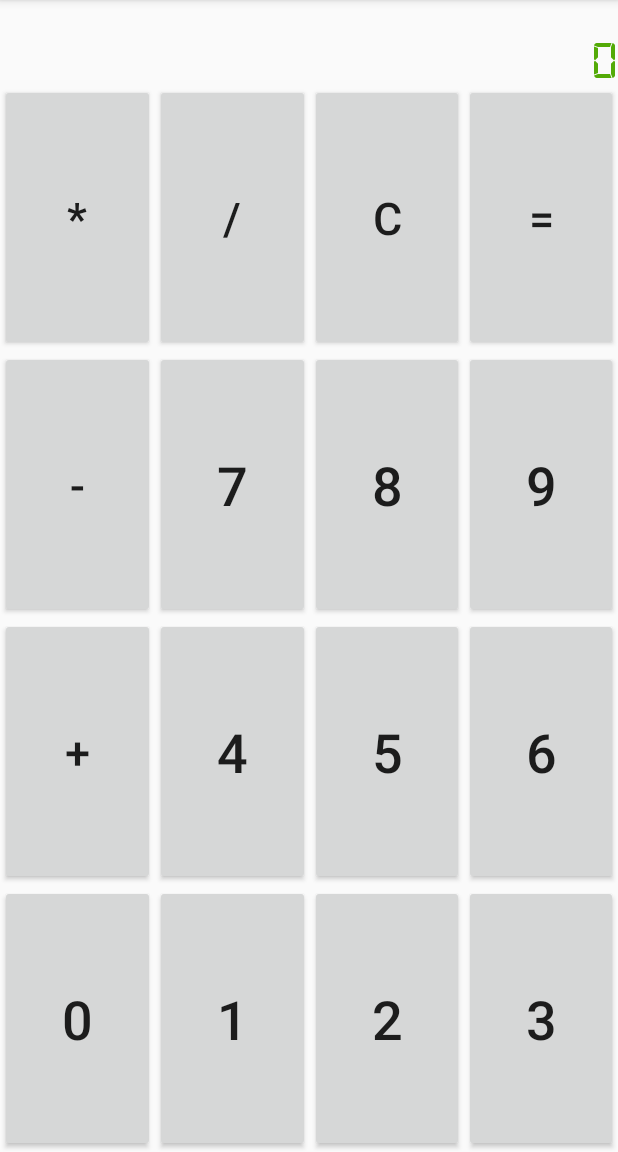
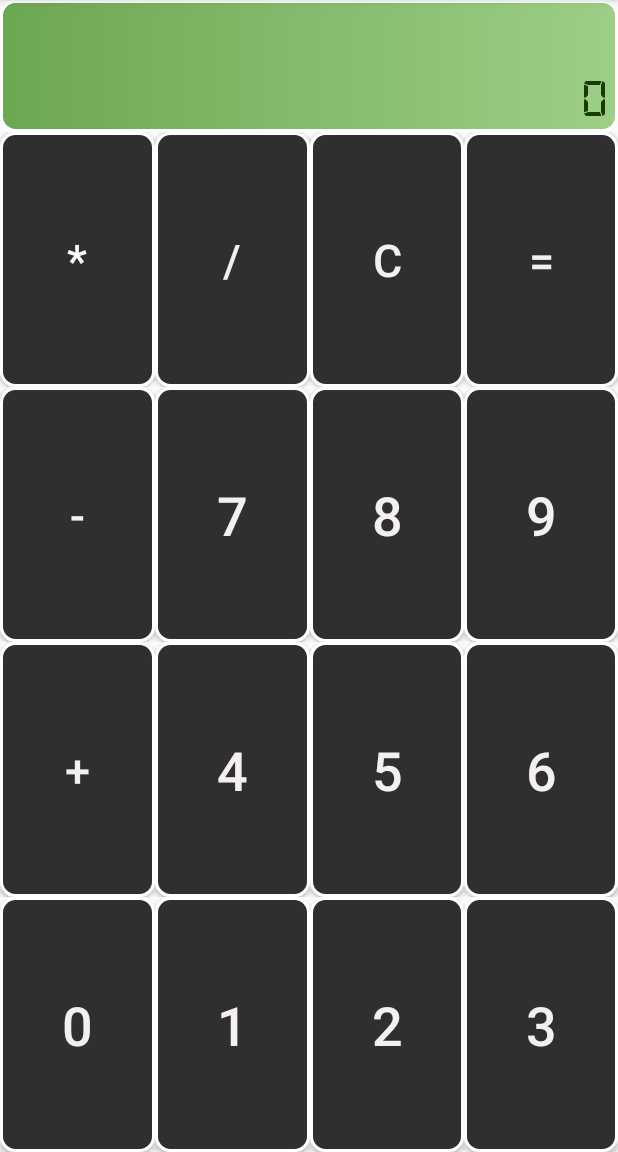
Before and after one commit to Shailesh1297/android-class, an Android app: the Calculator screen opened directly, with no data from a screen before it, on a phone screen of 412 x 824 dp, the part 84-1236 px from its top. Run offline under Robolectric (Android 15) with nearby library versions, the phone set to English and light mode, and no system bars.

Commit message:
designed screen & buttons of calculator

```diff
--- /dev/null
+++ b/app/src/main/res/drawable/calc_button.xml
@@ -0,0 +1,20 @@
+<?xml version="1.0" encoding="utf-8"?>
+<shape xmlns:android="http://schemas.android.com/apk/res/android"
+    android:shape="rectangle">
+
+    <gradient
+        android:startColor="@color/colorMatte"
+        android:endColor="@color/colorMatte"/>
+    <padding
+        android:bottom="7dp"
+        android:left="7dp"
+        android:right="7dp"
+        android:top="7dp"/>
+    <stroke
+        android:width="2dp"
+        android:color="#FFF"/>
+
+    <corners
+        android:radius="9dp"/>
+
+</shape>
--- /dev/null
+++ b/app/src/main/res/drawable/calculator_screen.xml
@@ -0,0 +1,20 @@
+<?xml version="1.0" encoding="utf-8"?>
+<shape xmlns:android="http://schemas.android.com/apk/res/android"
+    android:shape="rectangle">
+
+    <gradient
+        android:startColor="#6ca752"
+        android:endColor=" #9dcf87"/>
+    <padding
+        android:bottom="7dp"
+        android:left="7dp"
+        android:right="7dp"
+        android:top="7dp"/>
+    <stroke
+        android:width="2dp"
+        android:color="#FFF"/>
+
+    <corners
+        android:radius="9dp"/>
+
+</shape>
--- a/app/src/main/res/layout/activity_calculator.xml
+++ b/app/src/main/res/layout/activity_calculator.xml
@@ -13,12 +13,13 @@
     <TextView
         android:id="@+id/calcscreen"
         android:layout_width="match_parent"
-        android:layout_height="56dp"
+        android:layout_height="88dp"
         android:layout_gravity="end"
+        android:background="@drawable/calculator_screen"
         android:fontFamily="monospace"
         android:gravity="bottom"
         android:text="@string/but_0"
-        android:textColor="#53AA07"
+        android:textColor="#193A02"
         android:textDirection="rtl"
         android:textSize="36sp"
         android:textStyle="bold"
--- a/app/src/main/res/layout/calculator_buttons.xml
+++ b/app/src/main/res/layout/calculator_buttons.xml
@@ -13,7 +13,9 @@
             android:layout_width="match_parent"
             android:layout_height="match_parent"
             android:layout_weight="1"
+            android:background="@drawable/calc_button"
             android:text="@string/but_mul"
+            android:textColor="#FCF9F9"
             android:textSize="30sp" />
 
         <Button
@@ -21,7 +23,9 @@
             android:layout_width="match_parent"
             android:layout_height="match_parent"
             android:layout_weight="1"
+            android:background="@drawable/calc_button"
             android:text="@string/but_div"
+            android:textColor="#F5F0F0"
             android:textSize="30sp" />
 
         <Button
@@ -29,7 +33,9 @@
             android:layout_width="match_parent"
             android:layout_height="match_parent"
             android:layout_weight="1"
+            android:background="@drawable/calc_button"
             android:text="@string/but_clear"
+            android:textColor="#F5F0F0"
             android:textSize="30sp" />
 
         <Button
@@ -37,7 +43,9 @@
             android:layout_width="match_parent"
             android:layout_height="match_parent"
             android:layout_weight="1"
+            android:background="@drawable/calc_button"
             android:text="@string/but_equal"
+            android:textColor="#F5F0F0"
             android:textSize="30sp" />
     </LinearLayout>
 
@@ -51,7 +59,9 @@
             android:layout_width="match_parent"
             android:layout_height="match_parent"
             android:layout_weight="1"
+            android:background="@drawable/calc_button"
             android:text="@string/but_sub"
+            android:textColor="#F5F0F0"
             android:textSize="30sp" />
 
         <Button
@@ -59,7 +69,9 @@
             android:layout_width="match_parent"
             android:layout_height="match_parent"
             android:layout_weight="1"
+            android:background="@drawable/calc_button"
             android:text="@string/but_7"
+            android:textColor="#F5F0F0"
             android:textSize="36sp" />
 
         <Button
@@ -67,7 +79,9 @@
             android:layout_width="match_parent"
             android:layout_height="match_parent"
             android:layout_weight="1"
+            android:background="@drawable/calc_button"
             android:text="@string/but_8"
+            android:textColor="#F5F0F0"
             android:textSize="36sp" />
 
         <Button
@@ -75,7 +89,9 @@
             android:layout_width="match_parent"
             android:layout_height="match_parent"
             android:layout_weight="1"
+            android:background="@drawable/calc_button"
             android:text="@string/but_9"
+            android:textColor="#F5F0F0"
             android:textSize="36sp" />
     </LinearLayout>
 
@@ -89,7 +105,9 @@
             android:layout_width="match_parent"
             android:layout_height="match_parent"
             android:layout_weight="1"
+            android:background="@drawable/calc_button"
             android:text="@string/but_add"
+            android:textColor="#F5F0F0"
             android:textSize="30sp" />
 
         <Button
@@ -97,7 +115,9 @@
             android:layout_width="match_parent"
             android:layout_height="match_parent"
             android:layout_weight="1"
+            android:background="@drawable/calc_button"
             android:text="@string/but_4"
+            android:textColor="#F5F0F0"
             android:textSize="36sp" />
 
         <Button
@@ -105,7 +125,9 @@
             android:layout_width="match_parent"
             android:layout_height="match_parent"
             android:layout_weight="1"
+            android:background="@drawable/calc_button"
             android:text="@string/but_5"
+            android:textColor="#F5F0F0"
             android:textSize="36sp" />
 
         <Button
@@ -114,7 +136,9 @@
             android:layout_height="match_parent"
             android:layout_weight="1"
 
+            android:background="@drawable/calc_button"
             android:text="@string/but_6"
+            android:textColor="#F5F0F0"
             android:textSize="36sp" />
     </LinearLayout>
     <LinearLayout
@@ -127,7 +151,9 @@
             android:layout_width="match_parent"
             android:layout_height="match_parent"
             android:layout_weight="1"
+            android:background="@drawable/calc_button"
             android:text="@string/but_0"
+            android:textColor="#F5F0F0"
             android:textSize="36sp" />
 
         <Button
@@ -135,7 +161,9 @@
             android:layout_width="match_parent"
             android:layout_height="match_parent"
             android:layout_weight="1"
+            android:background="@drawable/calc_button"
             android:text="@string/but_1"
+            android:textColor="#F5F0F0"
             android:textSize="36sp" />
 
         <Button
@@ -143,7 +171,9 @@
             android:layout_width="match_parent"
             android:layout_height="match_parent"
             android:layout_weight="1"
+            android:background="@drawable/calc_button"
             android:text="@string/but_2"
+            android:textColor="#F5F0F0"
             android:textSize="36sp" />
 
         <Button
@@ -151,7 +181,9 @@
             android:layout_width="match_parent"
             android:layout_height="match_parent"
             android:layout_weight="1"
+            android:background="@drawable/calc_button"
             android:text="@string/but_3"
+            android:textColor="#F5F0F0"
             android:textSize="36sp" />
     </LinearLayout>
 
--- a/app/src/main/res/values/colors.xml
+++ b/app/src/main/res/values/colors.xml
@@ -3,4 +3,5 @@
     <color name="colorPrimary">#008577</color>
     <color name="colorPrimaryDark">#00574B</color>
     <color name="colorAccent">#D81B60</color>
+    <color name="colorMatte">#2F2F31</color>
 </resources>
```
